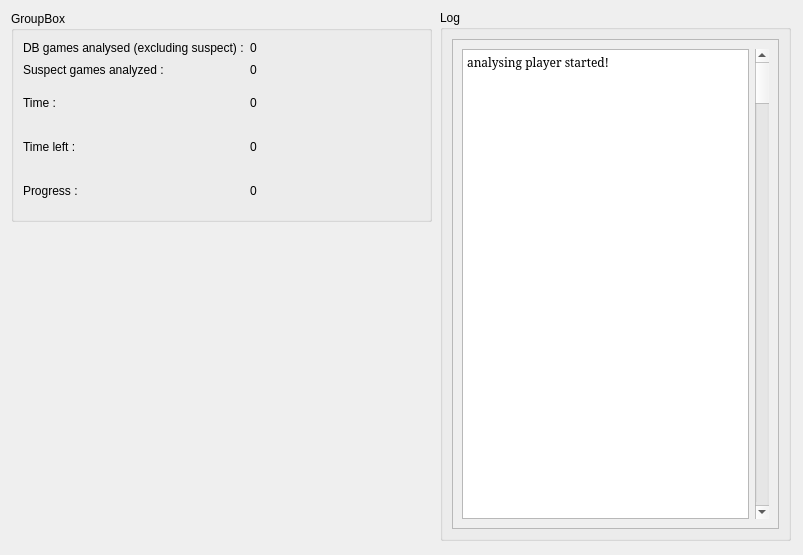
Old version of the form qt/GUI_of_tool/analysislogwindow.ui in the repository ZltZZZ/Anti-cheat-chess-tool.
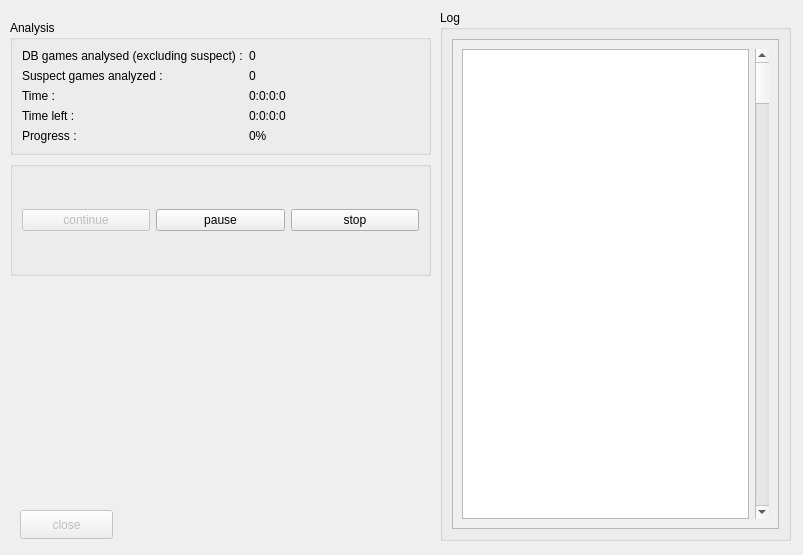
New version of the form.

Commit message: Add analysis, timer, config

The edit to the form file:
```diff
--- a/qt/GUI_of_tool/analysislogwindow.ui
+++ b/qt/GUI_of_tool/analysislogwindow.ui
@@ -51,7 +51,8 @@
            </font>
           </property>
           <property name="plainText">
-           <string>analysing player started!
+           <string>
+
 </string>
           </property>
          </widget>
@@ -69,41 +70,40 @@
     </item>
    </layout>
   </widget>
-  <widget class="QGroupBox" name="groupBox_2">
+  <widget class="QWidget" name="verticalLayoutWidget">
    <property name="geometry">
     <rect>
-     <x>11</x>
-     <y>11</y>
+     <x>10</x>
+     <y>20</y>
      <width>421</width>
-     <height>211</height>
+     <height>256</height>
     </rect>
    </property>
+   <layout class="QVBoxLayout" name="verticalLayout_2">
+    <item>
+     <widget class="QGroupBox" name="groupBox_2">
    <property name="title">
-    <string>GroupBox</string>
+       <string>Analysis</string>
    </property>
    <layout class="QGridLayout" name="gridLayout">
-    <item row="0" column="1">
-     <layout class="QVBoxLayout" name="verticalLayout_7">
-      <item>
-       <widget class="QLabel" name="count_games_DB">
+       <item row="3" column="1">
+        <widget class="QLabel" name="progress">
         <property name="text">
-         <string>0</string>
+          <string>0%</string>
         </property>
        </widget>
       </item>
-      <item>
-       <widget class="QLabel" name="count_games_susp">
+       <item row="2" column="0">
+        <widget class="QLabel" name="label_4">
         <property name="text">
-         <string>0</string>
+          <string>Time left :</string>
         </property>
        </widget>
       </item>
-     </layout>
-    </item>
-    <item row="1" column="0">
-     <widget class="QLabel" name="label_3">
+       <item row="1" column="1">
+        <widget class="QLabel" name="time_all">
       <property name="text">
-       <string>Time :</string>
+          <string>0:0:0:0</string>
       </property>
      </widget>
     </item>
@@ -125,12 +125,37 @@
       </item>
      </layout>
     </item>
+       <item row="1" column="0">
+        <widget class="QLabel" name="label_3">
+         <property name="text">
+          <string>Time :</string>
+         </property>
+        </widget>
+       </item>
     <item row="2" column="1">
      <widget class="QLabel" name="time_left">
       <property name="text">
+          <string>0:0:0:0</string>
+         </property>
+        </widget>
+       </item>
+       <item row="0" column="1">
+        <layout class="QVBoxLayout" name="verticalLayout_7">
+         <item>
+          <widget class="QLabel" name="count_games_DB">
+           <property name="text">
        <string>0</string>
       </property>
      </widget>
+         </item>
+         <item>
+          <widget class="QLabel" name="count_games_susp">
+           <property name="text">
+            <string>0</string>
+           </property>
+          </widget>
+         </item>
+        </layout>
     </item>
     <item row="3" column="0">
      <widget class="QLabel" name="label_5">
@@ -139,28 +164,59 @@
       </property>
      </widget>
     </item>
-    <item row="3" column="1">
-     <widget class="QLabel" name="progress">
+      </layout>
+     </widget>
+    </item>
+    <item>
+     <widget class="QGroupBox" name="groupBox_3">
+      <property name="title">
+       <string/>
+      </property>
+      <layout class="QHBoxLayout" name="horizontalLayout_2">
+       <item>
+        <widget class="QPushButton" name="continueButt">
+         <property name="enabled">
+          <bool>false</bool>
+         </property>
       <property name="text">
-       <string>0</string>
+          <string>continue</string>
       </property>
      </widget>
     </item>
-    <item row="2" column="0">
-     <widget class="QLabel" name="label_4">
+       <item>
+        <widget class="QPushButton" name="pauseButt">
       <property name="text">
-       <string>Time left :</string>
+          <string>pause</string>
       </property>
      </widget>
     </item>
-    <item row="1" column="1">
-     <widget class="QLabel" name="time_all">
+       <item>
+        <widget class="QPushButton" name="stopButt">
       <property name="text">
-       <string>0</string>
+          <string>stop</string>
       </property>
      </widget>
     </item>
    </layout>
+     </widget>
+    </item>
+   </layout>
+  </widget>
+  <widget class="QPushButton" name="closeButt">
+   <property name="enabled">
+    <bool>false</bool>
+   </property>
+   <property name="geometry">
+    <rect>
+     <x>20</x>
+     <y>510</y>
+     <width>93</width>
+     <height>29</height>
+    </rect>
+   </property>
+   <property name="text">
+    <string>close</string>
+   </property>
   </widget>
  </widget>
  <resources/>
```
Left out of the diff: 19 changed lines with no effect on the pictures. Lines whose indentation alone changed are shown as unchanged. The commit also changes 74 other files.
